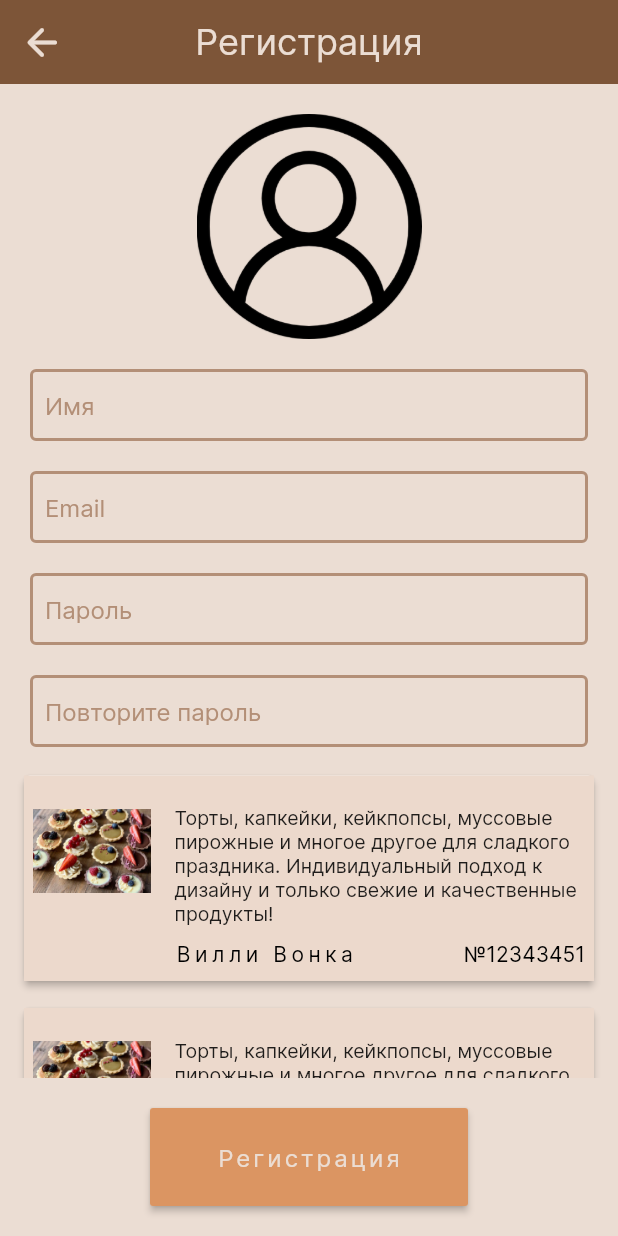
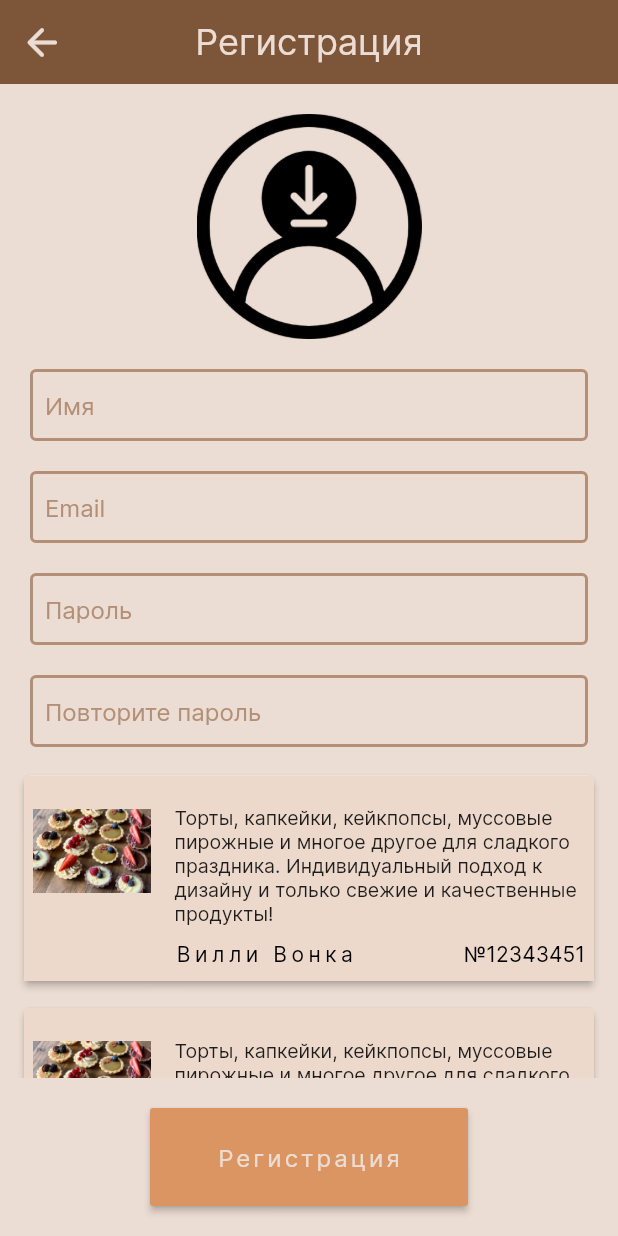
Before and after one commit to vcerm/Trot-nofelet, a Flutter app: the Register screen opened directly, on a phone screen of 412 x 824 dp. Run offline on Flutter 3.47's test engine with Material 2 defaults, Android fonts, the phone set to English and light mode, and no system bars.

```diff
--- a/lib/pages/add_page.dart
+++ b/lib/pages/add_page.dart
@@ -1,4 +1,3 @@
-import 'package:flutter/cupertino.dart';
 import 'package:flutter/material.dart';
 import 'package:nofelet/widgets/Add_Button_Widget.dart';
 import 'package:nofelet/widgets/Add_Item_Image.dart';
--- a/lib/pages/auth_page.dart
+++ b/lib/pages/auth_page.dart
@@ -1,7 +1,6 @@
 import 'package:flutter/material.dart';
 import 'package:nofelet/pages/main_page.dart';
 import 'package:nofelet/pages/registraion_page.dart';
-
 import '../widgets/Button_Widget.dart';
 import '../widgets/input.dart';
 
--- a/lib/pages/main_page.dart
+++ b/lib/pages/main_page.dart
@@ -1,9 +1,6 @@
-import 'dart:ui';
-
 import 'package:flutter/material.dart';
 import 'package:nofelet/pages/profile_page.dart';
 import 'package:nofelet/widgets/list_items.dart';
-import 'package:nofelet/models/item.dart';
 
 class MainPage extends StatefulWidget {
   const MainPage({Key? key}) : super(key: key);
--- a/lib/pages/registraion_page.dart
+++ b/lib/pages/registraion_page.dart
@@ -5,9 +5,6 @@ import 'package:nofelet/widgets/Button_Widget.dart';
 import '../widgets/User_Items_Widget.dart';
 import '../widgets/input.dart';
 import 'package:nofelet/pages/add_page.dart';
-import 'package:nofelet/widgets/User_Preferences.dart';
-import 'package:nofelet/models/item.dart';
-
 import 'main_page.dart';
 
 class Register extends StatefulWidget {
@@ -74,10 +71,24 @@ class _RegisterState extends State<Register> {
         children: <Widget>[
           Container(
             padding: const EdgeInsets.only(top: 20.0, bottom: 10),
-            child: Image.asset(
-              'assets/images/profile_logo.png',
-              width: 150,
-            ),
+            child: Stack(
+              alignment: Alignment.topCenter,
+              children: <Widget>[
+                Container(
+                  child: Image.asset(
+                    'assets/images/profile_logo.png',
+                    width: 150,
+                  ),
+                ),
+                Container(
+                  padding: const EdgeInsets.only(top: 26),
+                  child: Image.asset(
+                    'assets/images/download.png',
+                    width: 60,
+                  ),
+                ),
+              ],
+            )
           ),
           Padding(
             padding: const EdgeInsets.symmetric(vertical: 10.0),
```
